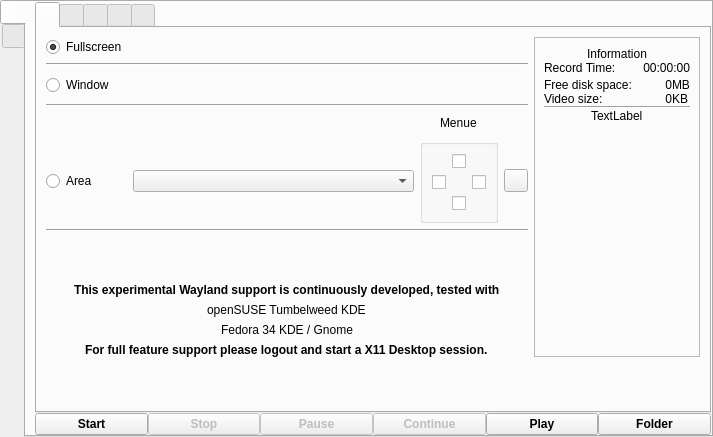
First picture: the form in src/wayland/formMainWindow_wl.ui, repository vkohaupt/vokoscreenNG, before the edit.
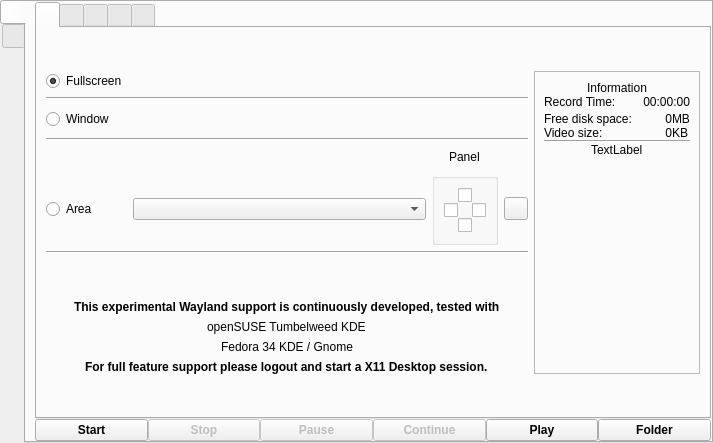
Second picture: the form after the edit. The open tabs and pages were chosen to show the change. Icons and pictures are not drawn.

Commit message: Wayland: Area

```diff
--- a/src/wayland/formMainWindow_wl.ui
+++ b/src/wayland/formMainWindow_wl.ui
@@ -7,7 +7,7 @@
     <x>0</x>
     <y>0</y>
     <width>713</width>
-    <height>437</height>
+    <height>443</height>
    </rect>
   </property>
   <property name="windowTitle">
@@ -89,7 +89,14 @@
              <layout class="QVBoxLayout" name="verticalLayout_7">
               <item>
                <layout class="QGridLayout" name="gridLayout_2">
-                <item row="0" column="0">
+                <item row="7" column="0">
+                 <widget class="QRadioButton" name="radioButtonScreencastArea">
+                  <property name="text">
+                   <string notr="true">Area</string>
+                  </property>
+                 </widget>
+                </item>
+                <item row="1" column="0">
                  <widget class="QRadioButton" name="radioButtonScreencastFullscreen">
                   <property name="text">
                    <string notr="true">Fullscreen</string>
@@ -99,81 +106,124 @@
                   </property>
                  </widget>
                 </item>
-                <item row="2" column="0" rowspan="2">
-                 <widget class="QRadioButton" name="radioButtonScreencastWindow">
+                <item row="5" column="0" colspan="4">
+                 <widget class="Line" name="line_4">
+                  <property name="orientation">
+                   <enum>Qt::Horizontal</enum>
+                  </property>
+                 </widget>
+                </item>
+                <item row="7" column="3">
+                 <widget class="QToolButton" name="toolButtonScreencastAreaReset">
                   <property name="text">
-                   <string notr="true">Window</string>
+                   <string notr="true"/>
                   </property>
+                  <property name="icon">
+                   <iconset resource="../screencast.qrc">
+                    <normaloff>:/pictures/screencast/undo.png</normaloff>:/pictures/screencast/undo.png</iconset>
+                  </property>
+                 </widget>
+                </item>
+                <item row="7" column="2">
+                 <widget class="QGroupBox" name="groupBox">
+                  <property name="title">
+                   <string/>
+                  </property>
+                  <property name="flat">
+                   <bool>true</bool>
+                  </property>
+                  <layout class="QHBoxLayout" name="horizontalLayout_3">
+                   <item>
+                    <layout class="QGridLayout" name="gridLayout_3">
+                     <property name="spacing">
+                      <number>0</number>
+                     </property>
+                     <item row="2" column="2" alignment="Qt::AlignHCenter">
+                      <widget class="QCheckBox" name="checkBox_menue_right">
+                       <property name="text">
+                        <string notr="true"/>
+                       </property>
+                       <property name="autoExclusive">
+                        <bool>true</bool>
+                       </property>
+                      </widget>
+                     </item>
+                     <item row="2" column="0" alignment="Qt::AlignHCenter">
+                      <widget class="QCheckBox" name="checkBox_menue_left">
+                       <property name="text">
+                        <string notr="true"/>
+                       </property>
+                       <property name="autoExclusive">
+                        <bool>true</bool>
+                       </property>
+                      </widget>
+                     </item>
+                     <item row="1" column="1" alignment="Qt::AlignHCenter">
+                      <widget class="QCheckBox" name="checkBox_menue_top">
+                       <property name="text">
+                        <string notr="true"/>
+                       </property>
+                       <property name="checked">
+                        <bool>false</bool>
+                       </property>
+                       <property name="autoExclusive">
+                        <bool>true</bool>
+                       </property>
+                      </widget>
+                     </item>
+                     <item row="3" column="1" alignment="Qt::AlignHCenter">
+                      <widget class="QCheckBox" name="checkBox_menue_bottom">
+                       <property name="text">
+                        <string notr="true"/>
+                       </property>
+                       <property name="autoExclusive">
+                        <bool>true</bool>
+                       </property>
+                      </widget>
+                     </item>
+                    </layout>
+                   </item>
+                  </layout>
                  </widget>
                 </item>
                 <item row="6" column="1">
+                 <spacer name="horizontalSpacer_4">
+                  <property name="orientation">
+                   <enum>Qt::Horizontal</enum>
+                  </property>
+                  <property name="sizeHint" stdset="0">
+                   <size>
+                    <width>40</width>
+                    <height>20</height>
+                   </size>
+                  </property>
+                 </spacer>
+                </item>
+                <item row="6" column="2" alignment="Qt::AlignHCenter">
+                 <widget class="QLabel" name="label_5">
+                  <property name="text">
+                   <string notr="true">Panel</string>
+                  </property>
+                 </widget>
+                </item>
+                <item row="7" column="1">
                  <widget class="QComboBox" name="comboBoxScreencastScreenArea"/>
                 </item>
-                <item row="9" column="0" colspan="4" alignment="Qt::AlignHCenter">
-                 <widget class="QLabel" name="label">
-                  <property name="font">
-                   <font>
-                    <weight>75</weight>
-                    <bold>true</bold>
-                   </font>
-                  </property>
-                  <property name="text">
-                   <string notr="true">This experimental Wayland support is continuously developed, tested with</string>
-                  </property>
-                 </widget>
-                </item>
-                <item row="6" column="3">
-                 <widget class="QToolButton" name="toolButtonScreencastAreaReset">
-                  <property name="text">
-                   <string notr="true"/>
-                  </property>
-                  <property name="icon">
-                   <iconset resource="../screencast.qrc">
-                    <normaloff>:/pictures/screencast/undo.png</normaloff>:/pictures/screencast/undo.png</iconset>
-                  </property>
-                 </widget>
-                </item>
-                <item row="11" column="0" colspan="4" alignment="Qt::AlignHCenter">
+                <item row="12" column="0" colspan="4" alignment="Qt::AlignHCenter">
                  <widget class="QLabel" name="label_4">
                   <property name="text">
                    <string notr="true">Fedora 34 KDE / Gnome</string>
                   </property>
                  </widget>
                 </item>
-                <item row="4" column="0" colspan="4">
-                 <widget class="Line" name="line_4">
+                <item row="8" column="0" colspan="4">
+                 <widget class="Line" name="line_5">
                   <property name="orientation">
                    <enum>Qt::Horizontal</enum>
                   </property>
                  </widget>
                 </item>
-                <item row="5" column="1">
-                 <spacer name="horizontalSpacer_4">
-                  <property name="orientation">
-                   <enum>Qt::Horizontal</enum>
-                  </property>
-                  <property name="sizeHint" stdset="0">
-                   <size>
-                    <width>40</width>
-                    <height>20</height>
-                   </size>
-                  </property>
-                 </spacer>
-                </item>
-                <item row="0" column="1">
-                 <spacer name="horizontalSpacer_3">
-                  <property name="orientation">
-                   <enum>Qt::Horizontal</enum>
-                  </property>
-                  <property name="sizeHint" stdset="0">
-                   <size>
-                    <width>40</width>
-                    <height>20</height>
-                   </size>
-                  </property>
-                 </spacer>
-                </item>
-                <item row="12" column="0" colspan="4" alignment="Qt::AlignHCenter">
+                <item row="13" column="0" colspan="4" alignment="Qt::AlignHCenter">
                  <widget class="QLabel" name="label_6">
                   <property name="font">
                    <font>
@@ -186,68 +236,7 @@
                   </property>
                  </widget>
                 </item>
-                <item row="1" column="0" colspan="4">
-                 <widget class="Line" name="line_2">
-                  <property name="orientation">
-                   <enum>Qt::Horizontal</enum>
-                  </property>
-                 </widget>
-                </item>
-                <item row="5" column="2" alignment="Qt::AlignHCenter">
-                 <widget class="QLabel" name="label_5">
-                  <property name="text">
-                   <string notr="true">Menue</string>
-                  </property>
-                 </widget>
-                </item>
-                <item row="2" column="1">
-                 <spacer name="horizontalSpacer_2">
-                  <property name="orientation">
-                   <enum>Qt::Horizontal</enum>
-                  </property>
-                  <property name="sizeHint" stdset="0">
-                   <size>
-                    <width>40</width>
-                    <height>20</height>
-                   </size>
-                  </property>
-                 </spacer>
-                </item>
-                <item row="8" column="0">
-                 <spacer name="verticalSpacer_3">
-                  <property name="orientation">
-                   <enum>Qt::Vertical</enum>
-                  </property>
-                  <property name="sizeHint" stdset="0">
-                   <size>
-                    <width>20</width>
-                    <height>40</height>
-                   </size>
-                  </property>
-                 </spacer>
-                </item>
-                <item row="6" column="0">
-                 <widget class="QRadioButton" name="radioButtonScreencastArea">
-                  <property name="text">
-                   <string notr="true">Area</string>
-                  </property>
-                 </widget>
-                </item>
-                <item row="10" column="0" colspan="4" alignment="Qt::AlignHCenter">
-                 <widget class="QLabel" name="label_2">
-                  <property name="text">
-                   <string notr="true">openSUSE Tumbelweed KDE</string>
-                  </property>
-                 </widget>
-                </item>
-                <item row="7" column="0" colspan="4">
-                 <widget class="Line" name="line_5">
-                  <property name="orientation">
-                   <enum>Qt::Horizontal</enum>
-                  </property>
-                 </widget>
-                </item>
-                <item row="0" column="4" rowspan="13">
+                <item row="1" column="4" rowspan="13">
                  <widget class="QFrame" name="frame_information">
                   <property name="frameShape">
                    <enum>QFrame::StyledPanel</enum>
@@ -388,65 +377,92 @@
                   </layout>
                  </widget>
                 </item>
-                <item row="6" column="2">
-                 <widget class="QGroupBox" name="groupBox">
-                  <property name="title">
-                   <string/>
+                <item row="1" column="1">
+                 <spacer name="horizontalSpacer_3">
+                  <property name="orientation">
+                   <enum>Qt::Horizontal</enum>
                   </property>
-                  <property name="flat">
-                   <bool>true</bool>
+                  <property name="sizeHint" stdset="0">
+                   <size>
+                    <width>40</width>
+                    <height>20</height>
+                   </size>
                   </property>
-                  <layout class="QHBoxLayout" name="horizontalLayout_3">
-                   <item>
-                    <layout class="QGridLayout" name="gridLayout_3">
-                     <item row="2" column="2" alignment="Qt::AlignHCenter">
-                      <widget class="QCheckBox" name="checkBox_menue_right">
-                       <property name="text">
-                        <string notr="true"/>
-                       </property>
-                       <property name="autoExclusive">
-                        <bool>true</bool>
-                       </property>
-                      </widget>
-                     </item>
-                     <item row="2" column="0" alignment="Qt::AlignHCenter">
-                      <widget class="QCheckBox" name="checkBox_menue_left">
-                       <property name="text">
-                        <string notr="true"/>
-                       </property>
-                       <property name="autoExclusive">
-                        <bool>true</bool>
-                       </property>
-                      </widget>
-                     </item>
-                     <item row="1" column="1" alignment="Qt::AlignHCenter">
-                      <widget class="QCheckBox" name="checkBox_menue_top">
-                       <property name="text">
-                        <string notr="true"/>
-                       </property>
-                       <property name="checked">
-                        <bool>false</bool>
-                       </property>
-                       <property name="autoExclusive">
-                        <bool>true</bool>
-                       </property>
-                      </widget>
-                     </item>
-                     <item row="3" column="1" alignment="Qt::AlignHCenter">
-                      <widget class="QCheckBox" name="checkBox_menue_bottom">
-                       <property name="text">
-                        <string notr="true"/>
-                       </property>
-                       <property name="autoExclusive">
-                        <bool>true</bool>
-                       </property>
-                      </widget>
-                     </item>
-                    </layout>
-                   </item>
-                  </layout>
+                 </spacer>
+                </item>
+                <item row="3" column="0" rowspan="2">
+                 <widget class="QRadioButton" name="radioButtonScreencastWindow">
+                  <property name="text">
+                   <string notr="true">Window</string>
+                  </property>
                  </widget>
                 </item>
+                <item row="11" column="0" colspan="4" alignment="Qt::AlignHCenter">
+                 <widget class="QLabel" name="label_2">
+                  <property name="text">
+                   <string notr="true">openSUSE Tumbelweed KDE</string>
+                  </property>
+                 </widget>
+                </item>
+                <item row="10" column="0" colspan="4" alignment="Qt::AlignHCenter">
+                 <widget class="QLabel" name="label">
+                  <property name="font">
+                   <font>
+                    <weight>75</weight>
+                    <bold>true</bold>
+                   </font>
+                  </property>
+                  <property name="text">
+                   <string notr="true">This experimental Wayland support is continuously developed, tested with</string>
+                  </property>
+                 </widget>
+                </item>
+                <item row="3" column="1">
+                 <spacer name="horizontalSpacer_2">
+                  <property name="orientation">
+                   <enum>Qt::Horizontal</enum>
+                  </property>
+                  <property name="sizeHint" stdset="0">
+                   <size>
+                    <width>40</width>
+                    <height>20</height>
+                   </size>
+                  </property>
+                 </spacer>
+                </item>
+                <item row="9" column="0">
+                 <spacer name="verticalSpacer_3">
+                  <property name="orientation">
+                   <enum>Qt::Vertical</enum>
+                  </property>
+                  <property name="sizeHint" stdset="0">
+                   <size>
+                    <width>20</width>
+                    <height>40</height>
+                   </size>
+                  </property>
+                 </spacer>
+                </item>
+                <item row="2" column="0" colspan="4">
+                 <widget class="Line" name="line_2">
+                  <property name="orientation">
+                   <enum>Qt::Horizontal</enum>
+                  </property>
+                 </widget>
+                </item>
+                <item row="0" column="1">
+                 <spacer name="verticalSpacer_4">
+                  <property name="orientation">
+                   <enum>Qt::Vertical</enum>
+                  </property>
+                  <property name="sizeHint" stdset="0">
+                   <size>
+                    <width>20</width>
+                    <height>40</height>
+                   </size>
+                  </property>
+                 </spacer>
+                </item>
                </layout>
               </item>
              </layout>
```
Left out of the diff: 6 changed lines with no effect on the pictures. The commit also changes 1 other file.
